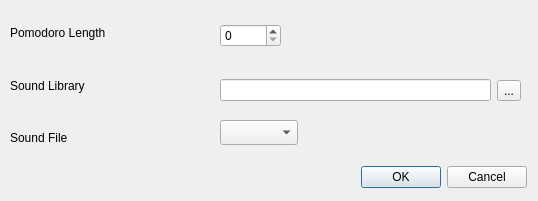
Before: the Qt Designer form src/qt/preferencesdialog.ui in dgraziotin/Pomotux, drawn with Qt 5.
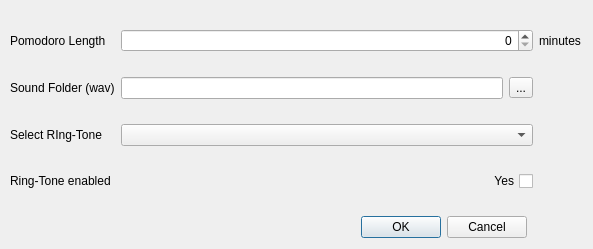
After: the same form once the commit is applied.

Commit message: -Added option to enable or disable the sound ring tone -Max Bug Fixes, version 34

Patch:
```diff
--- a/src/qt/preferencesdialog.ui
+++ b/src/qt/preferencesdialog.ui
@@ -6,70 +6,18 @@
    <rect>
     <x>0</x>
     <y>0</y>
-    <width>538</width>
-    <height>201</height>
+    <width>593</width>
+    <height>249</height>
    </rect>
   </property>
   <property name="windowTitle">
    <string>Preferences</string>
   </property>
-  <widget class="QWidget" name="verticalLayoutWidget">
-   <property name="geometry">
-    <rect>
-     <x>10</x>
-     <y>10</y>
-     <width>201</width>
-     <height>151</height>
-    </rect>
-   </property>
-   <layout class="QVBoxLayout" name="verticalLayout">
-    <item>
-     <widget class="QLabel" name="label">
-      <property name="text">
-       <string>Pomodoro Length</string>
-      </property>
-     </widget>
-    </item>
-    <item>
-     <widget class="QLabel" name="label_3">
-      <property name="text">
-       <string>Sound Library</string>
-      </property>
-     </widget>
-    </item>
-    <item>
-     <widget class="QLabel" name="label_2">
-      <property name="text">
-       <string>Sound File</string>
-      </property>
-     </widget>
-    </item>
-   </layout>
-  </widget>
-  <widget class="QWidget" name="horizontalLayoutWidget">
-   <property name="geometry">
-    <rect>
-     <x>220</x>
-     <y>10</y>
-     <width>61</width>
-     <height>51</height>
-    </rect>
-   </property>
-   <layout class="QHBoxLayout" name="horizontalLayout">
-    <item>
-     <widget class="QSpinBox" name="minutes">
-      <property name="maximum">
-       <number>60</number>
-      </property>
-     </widget>
-    </item>
-   </layout>
-  </widget>
   <widget class="QDialogButtonBox" name="buttonBox">
    <property name="geometry">
     <rect>
      <x>350</x>
-     <y>160</y>
+     <y>210</y>
      <width>177</width>
      <height>34</height>
     </rect>
@@ -81,35 +29,114 @@
   <widget class="QWidget" name="horizontalLayoutWidget_2">
    <property name="geometry">
     <rect>
-     <x>220</x>
-     <y>70</y>
-     <width>301</width>
-     <height>41</height>
+     <x>10</x>
+     <y>10</y>
+     <width>571</width>
+     <height>201</height>
     </rect>
    </property>
-   <layout class="QHBoxLayout" name="horizontalLayout_2">
-    <item>
-     <widget class="QLineEdit" name="LibraryPath"/>
+   <layout class="QGridLayout" name="gridLayout">
+    <item row="0" column="0">
+     <widget class="QLabel" name="label_5">
+      <property name="text">
+       <string>Pomodoro Length</string>
+      </property>
+     </widget>
     </item>
-    <item>
-     <widget class="QToolButton" name="SearchLibrary">
+    <item row="1" column="0">
+     <widget class="QLabel" name="label_6">
       <property name="text">
-       <string>...</string>
+       <string>Sound Folder (wav)</string>
+      </property>
+     </widget>
+    </item>
+    <item row="2" column="0">
+     <widget class="QLabel" name="label_7">
+      <property name="text">
+       <string>Select RIng-Tone</string>
+      </property>
+     </widget>
+    </item>
+    <item row="4" column="0">
+     <widget class="QLabel" name="label_8">
+      <property name="text">
+       <string>Ring-Tone enabled</string>
+      </property>
+     </widget>
+    </item>
+    <item row="2" column="1">
+     <widget class="QComboBox" name="SoundFile"/>
+    </item>
+    <item row="0" column="2">
+     <layout class="QHBoxLayout" name="horizontalLayout_3">
+      <item>
+       <widget class="QLabel" name="label_4">
+        <property name="text">
+         <string>minutes</string>
+        </property>
+       </widget>
+      </item>
+     </layout>
+    </item>
+    <item row="1" column="1">
+     <layout class="QHBoxLayout" name="horizontalLayout_2">
+      <item>
+       <widget class="QLineEdit" name="LibraryPath">
+        <property name="acceptDrops">
+         <bool>false</bool>
+        </property>
+        <property name="frame">
+         <bool>true</bool>
+        </property>
+       </widget>
+      </item>
+      <item>
+       <widget class="QToolButton" name="SearchLibrary">
+        <property name="text">
+         <string>...</string>
+        </property>
+       </widget>
+      </item>
+     </layout>
+    </item>
+    <item row="0" column="1">
+     <layout class="QHBoxLayout" name="horizontalLayout">
+      <item>
+       <widget class="QSpinBox" name="minutes">
+        <property name="alignment">
+         <set>Qt::AlignRight|Qt::AlignTrailing|Qt::AlignVCenter</set>
+        </property>
+        <property name="maximum">
+         <number>60</number>
+        </property>
+       </widget>
+      </item>
+     </layout>
+    </item>
+    <item row="4" column="1">
+     <widget class="QCheckBox" name="soundActivated">
+      <property name="enabled">
+       <bool>true</bool>
+      </property>
+      <property name="mouseTracking">
+       <bool>true</bool>
+      </property>
+      <property name="acceptDrops">
+       <bool>true</bool>
+      </property>
+      <property name="layoutDirection">
+       <enum>Qt::RightToLeft</enum>
+      </property>
+      <property name="text">
+       <string>Yes</string>
+      </property>
+      <property name="checked">
+       <bool>false</bool>
       </property>
      </widget>
     </item>
    </layout>
   </widget>
-  <widget class="QComboBox" name="SoundFile">
-   <property name="geometry">
-    <rect>
-     <x>220</x>
-     <y>120</y>
-     <width>78</width>
-     <height>25</height>
-    </rect>
-   </property>
-  </widget>
  </widget>
  <resources/>
  <connections/>
```
Left out of the diff: 2 changed lines with no effect on the pictures. The commit also changes 3 other files.
